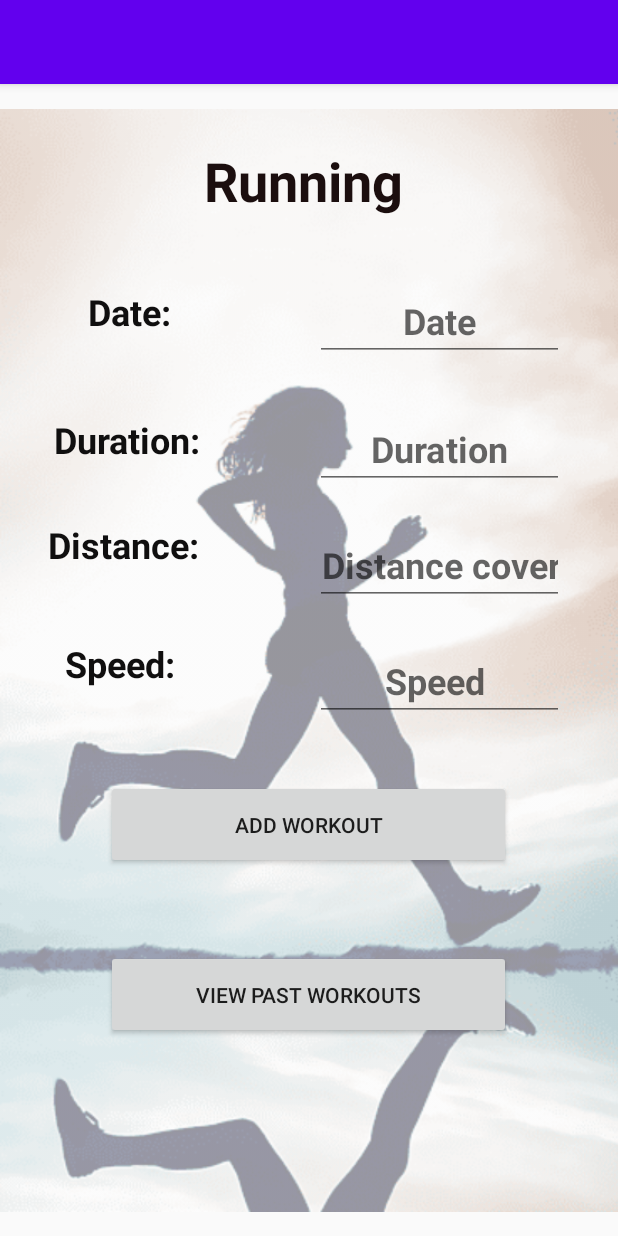
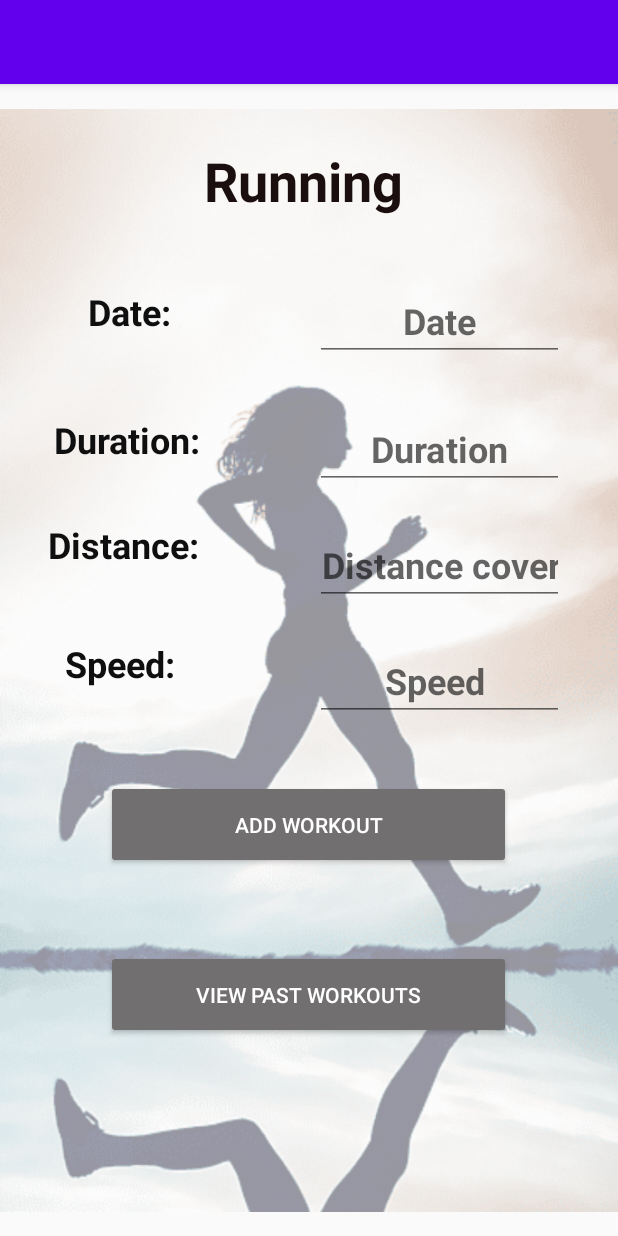
Before and after one commit to SkltnJack/WorkoutFinalProject, an Android app: the RunningFragment screen opened through its navigation route, on a phone screen of 412 x 824 dp. Run offline under Robolectric (Android 15) with nearby library versions, the phone set to English and light mode, and no system bars; our stand-ins replace data binding; Roboto replaces fonts that are not available here.

Commit message:
Made the GUI look better- changed button colors

```diff
--- a/app/src/main/res/layout/running_fragment.xml
+++ b/app/src/main/res/layout/running_fragment.xml
@@ -177,7 +177,9 @@
             android:id="@+id/btnAddWorkout"
             android:layout_width="270dp"
             android:layout_height="59dp"
+            android:backgroundTint="#716F6F"
             android:text="Add Workout"
+            android:textColor="#FFFFFF"
             app:layout_constraintBottom_toBottomOf="parent"
             app:layout_constraintEnd_toEndOf="parent"
             app:layout_constraintHorizontal_bias="0.496"
@@ -189,7 +191,9 @@
             android:id="@+id/btnViewPastWorkouts"
             android:layout_width="270dp"
             android:layout_height="59dp"
+            android:backgroundTint="#716F6F"
             android:text="View Past Workouts"
+            android:textColor="#FFFFFF"
             app:layout_constraintBottom_toBottomOf="parent"
             app:layout_constraintEnd_toEndOf="parent"
             app:layout_constraintHorizontal_bias="0.496"
--- a/app/src/main/res/layout/weight_fragment.xml
+++ b/app/src/main/res/layout/weight_fragment.xml
@@ -172,7 +172,9 @@
             android:layout_height="59dp"
 
             android:layout_marginTop="32dp"
+            android:backgroundTint="#716F6F"
             android:text="Add Workout"
+            android:textColor="#FFFFFF"
             app:layout_constraintEnd_toEndOf="parent"
             app:layout_constraintStart_toStartOf="parent"
             app:layout_constraintTop_toBottomOf="@+id/editReps" />
@@ -181,7 +183,9 @@
             android:id="@+id/btnViewPastWorkoutsFW"
             android:layout_width="270dp"
             android:layout_height="59dp"
+            android:backgroundTint="#716F6F"
             android:text="View Past Workouts"
+            android:textColor="#FFFFFF"
             app:layout_constraintBottom_toBottomOf="parent"
             app:layout_constraintEnd_toEndOf="parent"
             app:layout_constraintHorizontal_bias="0.496"
```
